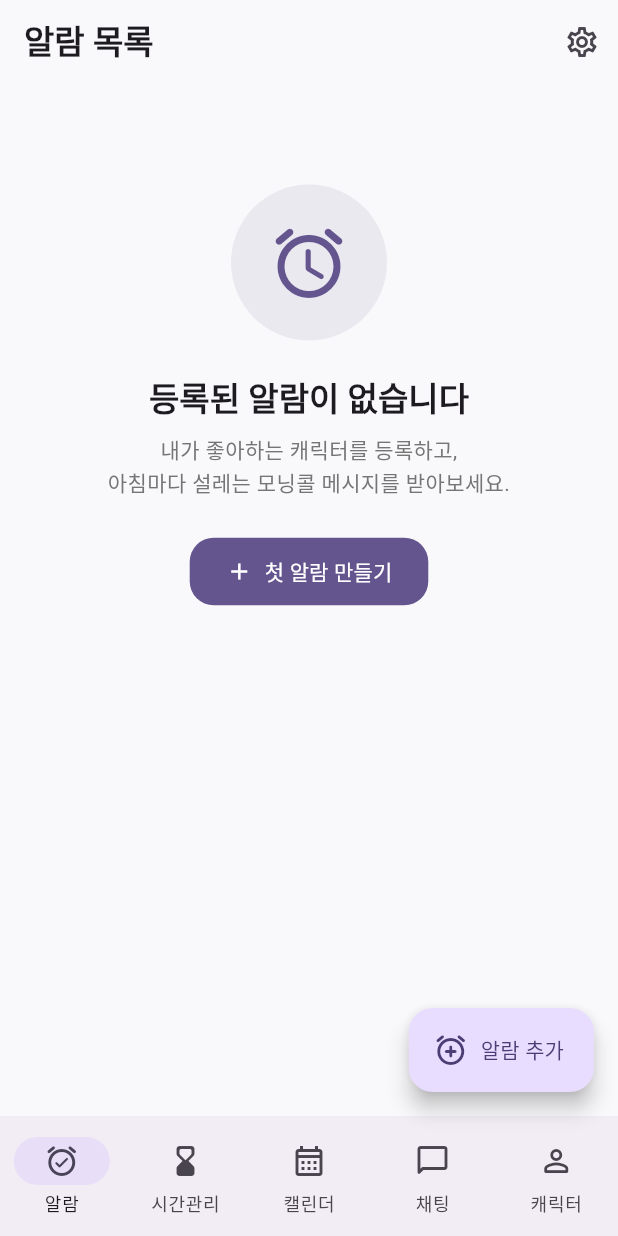
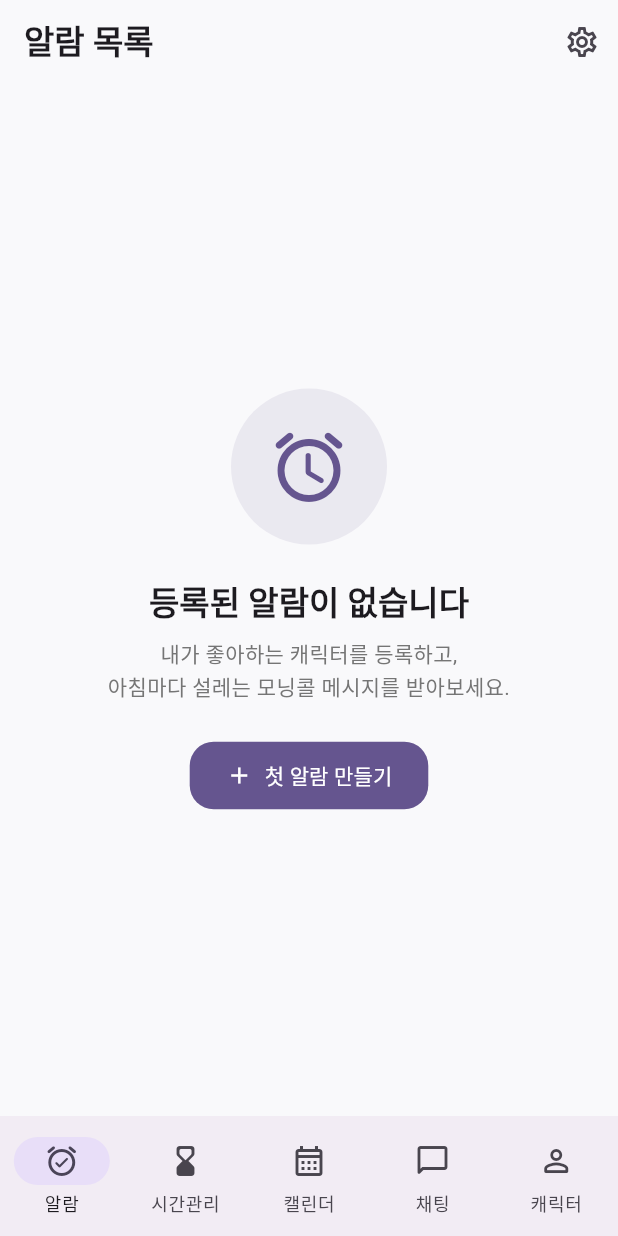
Before and after one commit to milkywww00/10alarm, a Flutter app: the screen it shows after launch, on a phone screen of 412 x 824 dp. Run offline on Flutter 3.47's test engine with Material 3 defaults, Android fonts, the phone set to English and light mode, and no system bars; our stand-ins replace audioplayers, file_picker, flutter_local_notifications, image_picker, permission_handler, shared_preferences and 1 more; missing offline and left inert: android_alarm_manager_plus; accounts and stored records are empty.

Commit message:
fix: match empty state vertical center alignment between alarm and character tabs and enrich AI context

```diff
--- a/lib/screens/chat_simulation_screen.dart
+++ b/lib/screens/chat_simulation_screen.dart
@@ -104,11 +104,17 @@ class _ChatSimulationScreenState extends State<ChatSimulationScreen> with Single
       _scrollToBottom();
 
       try {
+        final effectiveContext = widget.initialMessage != null && widget.initialMessage!.isNotEmpty
+            ? '최근 수신 알람 메시지: "${widget.initialMessage}"'
+            : (widget.alarm != null && widget.alarm!.message.isNotEmpty
+                ? '설정된 알람 메시지: "${widget.alarm!.message}"'
+                : null);
+
         final replyText = await AiChatService.instance.generateCharacterReply(
           character: widget.character,
           history: _messages,
           userMessage: clean,
-          contextInfo: '최근 수신 알람 메시지: ',
+          contextInfo: effectiveContext,
         );
 
         if (!mounted) return;
--- a/lib/screens/home_screen.dart
+++ b/lib/screens/home_screen.dart
@@ -309,11 +309,13 @@ class _HomeScreenState extends State<HomeScreen> with WidgetsBindingObserver {
           ],
         );
         bodyWidget = _buildAlarmTab();
-        fabWidget = FloatingActionButton.extended(
+        fabWidget = _alarms.isNotEmpty
+            ? FloatingActionButton.extended(
                 onPressed: _navigateToAddAlarm,
                 icon: const Icon(Icons.add_alarm_rounded),
                 label: const Text('알람 추가'),
-        );
+              )
+            : null;
         break;
       case 1:
         bodyWidget = const TimeManagementScreen();
@@ -458,19 +460,25 @@ class _HomeScreenState extends State<HomeScreen> with WidgetsBindingObserver {
 
   Widget _buildAlarmTab() {
     final banners = _buildPermissionBanners();
+    final hasBanners = !_isBatteryIgnored || !_isOverlayGranted;
 
     if (_alarms.isEmpty) {
+      return LayoutBuilder(
+        builder: (context, constraints) {
           return RefreshIndicator(
             onRefresh: () async {
               await _checkPermissions();
               await _loadData();
             },
-        child: ListView(
-          padding: const EdgeInsets.only(top: 8, bottom: 80),
+            child: SingleChildScrollView(
+              physics: const AlwaysScrollableScrollPhysics(),
+              child: ConstrainedBox(
+                constraints: BoxConstraints(minHeight: constraints.maxHeight),
+                child: IntrinsicHeight(
+                  child: Column(
                     children: [
-            banners,
-            SizedBox(
-              height: 400,
+                      if (hasBanners) banners,
+                      Expanded(
                         child: EmptyStateView(
                           icon: Icons.alarm_rounded,
                           title: '등록된 알람이 없습니다',
@@ -481,6 +489,11 @@ class _HomeScreenState extends State<HomeScreen> with WidgetsBindingObserver {
                       ),
                     ],
                   ),
+                ),
+              ),
+            ),
+          );
+        },
       );
     }
 
```
Lines whose indentation alone changed are shown as unchanged.
